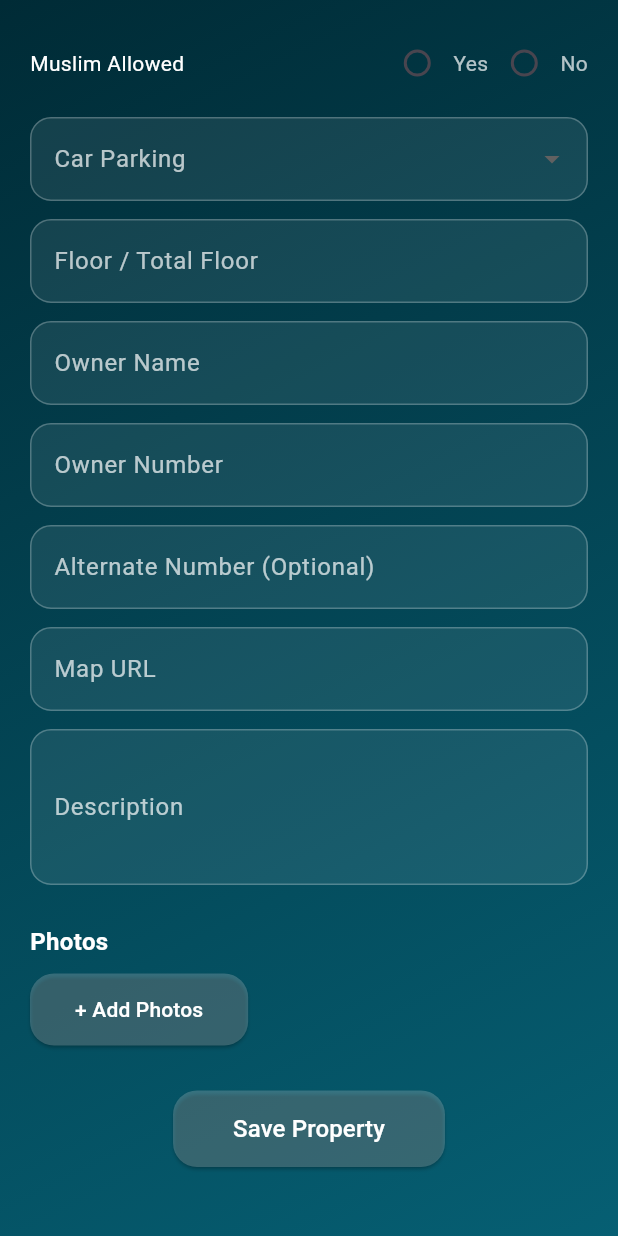
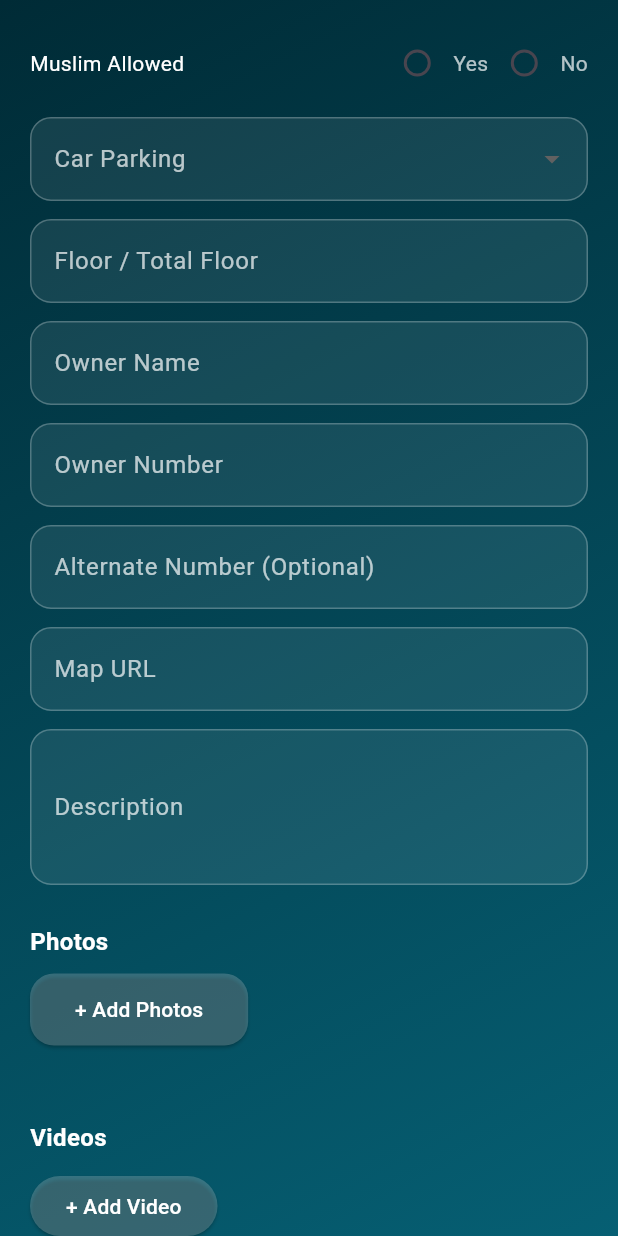
Before and after one commit to Fahaamusman-c/raimondrealestatemanagerapp, a Flutter app: the ListPropertyScreen screen opened directly, scrolled down 934 dp, on a phone screen of 412 x 824 dp. Run offline on Flutter 3.47's test engine with Material 3 defaults, Android fonts, the phone set to English and light mode, and no system bars; our stand-ins replace file_picker, hive, hive_flutter, image_picker, photo_view, share_plus; accounts and stored records are empty.

Commit message:
almost complete 2nd version

```diff
--- a/lib/screens/list_property_screen.dart
+++ b/lib/screens/list_property_screen.dart
@@ -5,6 +5,7 @@ import 'package:image_picker/image_picker.dart';
 import 'package:hive_flutter/hive_flutter.dart';
 
 import '../models/property_model.dart';
+import '../utils/media_storage.dart';
 
 class ListPropertyScreen extends StatefulWidget {
   final Property? existingProperty;
@@ -21,6 +22,7 @@ class _ListPropertyScreenState extends State<ListPropertyScreen> {
   String? _type;
   String? _commercialSection;
   String? _condition;
+  String? _villaType;
   String? _landType;
   String? _bhk;
   String? _bathrooms;
@@ -79,6 +81,19 @@ class _ListPropertyScreenState extends State<ListPropertyScreen> {
     }
   }
 
+  final List<String> _videos = [];
+  Future<void> _pickVideo() async {
+    final picker = ImagePicker();
+
+    final XFile? picked = await picker.pickVideo(source: ImageSource.gallery);
+
+    if (picked != null) {
+      setState(() {
+        _videos.add(picked.path);
+      });
+    }
+  }
+
   String? _landAreaUnit;
   final TextEditingController _landAreaController = TextEditingController();
   final TextEditingController _landSqftController = TextEditingController();
@@ -112,6 +127,7 @@ class _ListPropertyScreenState extends State<ListPropertyScreen> {
   bool? _coupleFriendly;
   bool? _independent;
   bool? _muslimAllowed;
+  bool get isVilla => _category == "Villas & Buildings";
 
   void calculateSqft() {
     final value = double.tryParse(_landAreaController.text);
@@ -135,6 +151,13 @@ class _ListPropertyScreenState extends State<ListPropertyScreen> {
       final p = widget.existingProperty!;
 
       _category = p.category;
+      _type = p.commercialType;
+      _commercialSection = p.commercialSection;
+      _villaType = p.commercialType;
+
+      _shopNumberController.text = p.shopNumber ?? "";
+      _frontageController.text = p.frontage ?? "";
+      _totalSpaceController.text = p.totalSpace ?? "";
       _propertyPrefixController.text = getPropertyPrefix(p.category);
       _propertyIdController.text = p.propertyId.replaceFirst(
         getPropertyPrefix(p.category),
@@ -181,6 +204,10 @@ class _ListPropertyScreenState extends State<ListPropertyScreen> {
           .label;
 
       _images.addAll(p.images);
+
+      if (p.videos != null) {
+        _videos.addAll(p.videos!);
+      }
     }
   }
 
@@ -292,6 +319,18 @@ class _ListPropertyScreenState extends State<ListPropertyScreen> {
                     onChanged: (val) {
                       setState(() {
                         _commercialSection = val;
+                      });
+                    },
+                  ),
+
+                if (isVilla)
+                  _buildDropdown(
+                    label: "Type",
+                    value: _villaType,
+                    items: const ["Sale", "Rent", "Lease"],
+                    onChanged: (val) {
+                      setState(() {
+                        _villaType = val;
                       });
                     },
                   ),
@@ -737,6 +776,53 @@ class _ListPropertyScreenState extends State<ListPropertyScreen> {
 
                 const SizedBox(height: 20),
 
+                const SizedBox(height: 20),
+
+                Text(
+                  "Videos",
+                  style: TextStyle(
+                    color: Colors.white,
+                    fontSize: 16,
+                    fontWeight: FontWeight.bold,
+                  ),
+                ),
+
+                const SizedBox(height: 10),
+
+                ElevatedButton(
+                  style: ElevatedButton.styleFrom(
+                    backgroundColor: Colors.white.withValues(alpha: 0.20),
+                    foregroundColor: Colors.white,
+                  ),
+                  onPressed: _pickVideo,
+                  child: const Text("+ Add Video"),
+                ),
+                if (_videos.isNotEmpty)
+                  Column(
+                    children: _videos.map((video) {
+                      return Card(
+                        color: Colors.white10,
+                        child: ListTile(
+                          leading: const Icon(
+                            Icons.video_file,
+                            color: Colors.white,
+                          ),
+                          title: Text(
+                            video.split('/').last,
+                            style: const TextStyle(color: Colors.white),
+                          ),
+                          trailing: IconButton(
+                            icon: const Icon(Icons.delete, color: Colors.red),
+                            onPressed: () {
+                              setState(() {
+                                _videos.remove(video);
+                              });
+                            },
+                          ),
+                        ),
+                      );
+                    }).toList(),
+                  ),
                 // For now just a placeholder button
                 Center(
                   child: ElevatedButton(
@@ -782,6 +868,42 @@ class _ListPropertyScreenState extends State<ListPropertyScreen> {
 
                       final box = Hive.box<Property>('properties');
 
+                      // ---------- COPY IMAGES & VIDEOS TO APP STORAGE ----------
+                      final List<String> savedImages = [];
+                      final List<String> savedVideos = [];
+
+                      // Images
+                      for (int i = 0; i < _images.length; i++) {
+                        final imagePath = _images[i];
+
+                        if (imagePath.contains("/properties/images/")) {
+                          savedImages.add(imagePath);
+                        } else {
+                          final copied = await MediaStorage.copyImage(
+                            imagePath,
+                            fullPropertyId,
+                            i + 1,
+                          );
+                          savedImages.add(copied);
+                        }
+                      }
+
+                      // Videos
+                      for (int i = 0; i < _videos.length; i++) {
+                        final videoPath = _videos[i];
+
+                        if (videoPath.contains("/properties/videos/")) {
+                          savedVideos.add(videoPath);
+                        } else {
+                          final copied = await MediaStorage.copyVideo(
+                            videoPath,
+                            fullPropertyId,
+                            i + 1,
+                          );
+                          savedVideos.add(copied);
+                        }
+                      }
+
                       // ---------- CREATE PROPERTY ----------
                       final newProperty = Property(
                         propertyId: fullPropertyId, // ✅ CORRECT PLACE
@@ -794,7 +916,8 @@ class _ListPropertyScreenState extends State<ListPropertyScreen> {
                         pricePerSqft: _pricePerSqftController.text.isNotEmpty
                             ? _pricePerSqftController.text
                             : null,
-                        images: _images,
+                        images: savedImages,
+                        videos: savedVideos,
                         priceCategoryMax: _priceCategoryMax, // ✅ ADD THIS LINE
 
                         bhk: _bhk,
@@ -818,6 +941,21 @@ class _ListPropertyScreenState extends State<ListPropertyScreen> {
 
                         landAreaSqft: _landSqftController.text.trim().isNotEmpty
                             ? _landSqftController.text.trim()
+                            : null,
+
+                        commercialType: isVilla ? _villaType : _type,
+                        commercialSection: _commercialSection,
+
+                        shopNumber: _shopNumberController.text.isNotEmpty
+                            ? _shopNumberController.text
+                            : null,
+
+                        frontage: _frontageController.text.isNotEmpty
+                            ? _frontageController.text
+                            : null,
+
+                        totalSpace: _totalSpaceController.text.isNotEmpty
+                            ? _totalSpaceController.text
                             : null,
 
                         parking: _carParking,
```
Also changed, not shown: lib/utils/media_delete.dart (added, +26 -0 lines), lib/utils/media_repair.dart (added), lib/utils/media_storage.dart (added), lib/utils/property_migration.dart (added).
